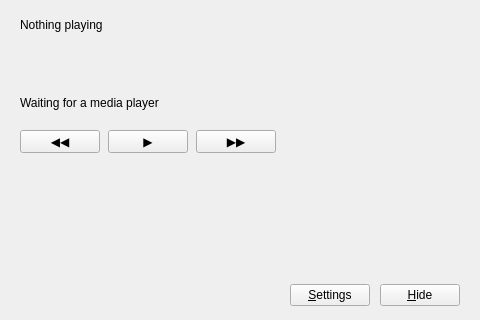
The window that ui/mainwindow.ui (se0siris/vobot-now-playing) describes before a commit, drawn with Qt 5; both pictures show x 280 to 760 and y 100 to 420 of the 760 by 420 pixel window.
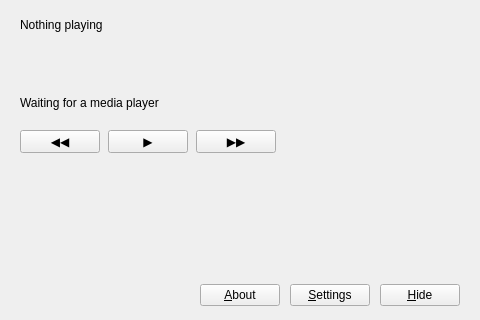
The same window after the commit.

Commit message: Added About dialog to client app. Updated README and added photo/screenshot. Updated licence information.

What changed in the file:
```diff
--- a/ui/mainwindow.ui
+++ b/ui/mainwindow.ui
@@ -318,6 +318,16 @@
          </property>
         </spacer>
        </item>
+       <item>
+        <widget class="QPushButton" name="button_about">
+         <property name="cursor">
+          <cursorShape>PointingHandCursor</cursorShape>
+         </property>
+         <property name="text">
+          <string>&amp;About</string>
+         </property>
+        </widget>
+       </item>
        <item>
         <widget class="QPushButton" name="button_settings">
          <property name="cursor">
```
The commit also changes 16 other files.
